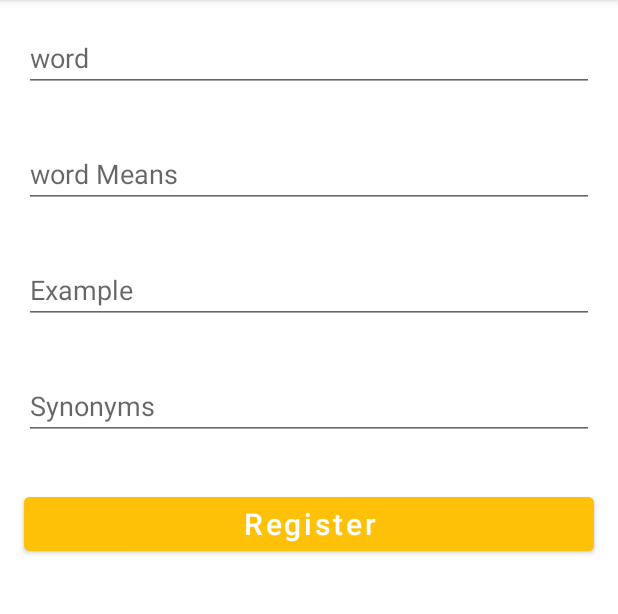
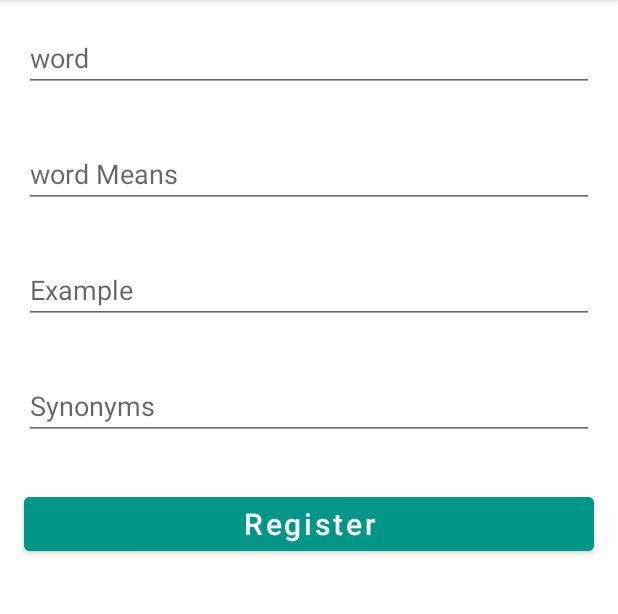
Before and after one commit to ElaheAmeri/Dictionary2, an Android app: the AddWordFragment screen opened through its navigation route, on a phone screen of 412 x 824 dp, the part 84-698 px from its top. Run offline under Robolectric (Android 15) with nearby library versions, the phone set to English and light mode, and no system bars; our stand-ins replace Room's generated code.

Commit message:
add delete button

```diff
--- a/app/src/main/java/com/example/dictionary2/dataBase/DictionaryDao.kt
+++ b/app/src/main/java/com/example/dictionary2/dataBase/DictionaryDao.kt
@@ -27,6 +27,6 @@ interface DictionaryDao {
 
 
 
-    @Query("SELECT * FROM Word ")
-    fun getAllWord():List<Word>
+    @Query("SELECT ENGWord FROM Word ")
+    fun getAllWord():List<String>
 }
--- a/app/src/main/java/com/example/dictionary2/dataBase/DictionaryRepository.kt
+++ b/app/src/main/java/com/example/dictionary2/dataBase/DictionaryRepository.kt
@@ -29,7 +29,7 @@ object DictionaryRepository {
     fun updateTable(word: Word){
         dao.update(word)
     }
-    fun getAllWord():List<Word>{
+    fun getAllWord():List<String>{
         return dao.getAllWord()
     }
     fun insert(word: Word){
--- a/app/src/main/java/com/example/dictionary2/ui/AddWordFragment.kt
+++ b/app/src/main/java/com/example/dictionary2/ui/AddWordFragment.kt
@@ -46,8 +46,9 @@ class AddWordFragment : Fragment() {
 
 
     }
-    fun addWord(word: Word){
+    fun addWord(word: Word) {
         viewModel.addWord(word)
+
     }
 
 
--- a/app/src/main/java/com/example/dictionary2/ui/DetailsFragment.kt
+++ b/app/src/main/java/com/example/dictionary2/ui/DetailsFragment.kt
@@ -6,6 +6,7 @@ import androidx.fragment.app.Fragment
 import android.view.LayoutInflater
 import android.view.View
 import android.view.ViewGroup
+import android.widget.Toast
 import androidx.fragment.app.viewModels
 import androidx.navigation.fragment.findNavController
 import com.example.dictionary2.R
@@ -42,12 +43,15 @@ class DetailsFragment : Fragment() {
         binding.tvWordExampleShow.setText("word example : ${wordSearched?.example}")
         binding.tvWordSinonynShow.setText("word Sinonyn : ${wordSearched?.synonyms}")
         binding.btnLink.setOnClickListener(){
-            binding.webView.loadUrl(vmodel.buildWebSite(wordSearched))}
+                binding.webView.loadUrl(vmodel.buildWebSite(wordSearched))}
         binding.btnDelete.setOnClickListener(){
             if (wordSearched != null) {
                 vmodel.deleteWord(wordSearched)
                 findNavController().navigate(R.id.action_detailsFragment_to_homeFragment)
             }
+            else{
+                Toast.makeText(activity,"Enter the desired word", Toast.LENGTH_LONG).show()
+            }
         }
     }
 
--- a/app/src/main/java/com/example/dictionary2/ui/HomeFragment.kt
+++ b/app/src/main/java/com/example/dictionary2/ui/HomeFragment.kt
@@ -1,5 +1,6 @@
 package com.example.dictionary2.ui
 
+import android.annotation.SuppressLint
 import android.os.Bundle
 import android.text.Layout
 import androidx.fragment.app.Fragment
@@ -12,6 +13,8 @@ import androidx.core.os.bundleOf
 import androidx.fragment.app.viewModels
 import androidx.navigation.fragment.findNavController
 import com.example.dictionary2.R
+import com.example.dictionary2.adapter.DictionaryAdapter
+import com.example.dictionary2.dataBase.Word
 import com.example.dictionary2.databinding.FragmentHomeBinding
 import com.example.dictionary2.viewModel.DictionaryViewModel
 
@@ -39,8 +42,10 @@ class HomeFragment : Fragment() {
 
     }
 
+
     override fun onViewCreated(view: View, savedInstanceState: Bundle?) {
         super.onViewCreated(view, savedInstanceState)
+        initRecycleViewList()
 
 
 //      go to add Fragment when btnAdd Clicked
@@ -60,8 +65,20 @@ class HomeFragment : Fragment() {
                 Toast.makeText(activity,"There is no searched word in the database",Toast.LENGTH_LONG)
                     .show()
         }
-        }
+}
+
+}
+    @SuppressLint("NotifyDataSetChanged")
+    fun initRecycleViewList(){
+        val adapter=DictionaryAdapter(listOf())
+        binding.rvHomePage.adapter=adapter
+        adapter.dataSet=vmodel.getall()
+        adapter.notifyDataSetChanged()
+        adapter.notifyItemInserted(0)
 
     }
 
-}
+
+
+
+    }
--- a/app/src/main/res/layout/fragment_add_word.xml
+++ b/app/src/main/res/layout/fragment_add_word.xml
@@ -42,7 +42,7 @@
         android:layout_width="match_parent"
         android:layout_height="wrap_content"
         android:layout_margin="16dp"
-        android:backgroundTint="@color/yello"
+        android:backgroundTint="@color/green"
         android:textAllCaps="false"
         android:textSize="20dp"
         android:text="Register" />
--- a/app/src/main/res/values/colors.xml
+++ b/app/src/main/res/values/colors.xml
@@ -1,7 +1,7 @@
 <?xml version="1.0" encoding="utf-8"?>
 <resources>
     <color name="purple_200">#FFBB86FC</color>
-    <color name="yello">#FFC107</color>
+    <color name="yello">#63FFC107</color>
     <color name="green">#009688</color>
     <color name="purple_500">#FF6200EE</color>
     <color name="purple_700">#FF3700B3</color>
```
Also changed, not shown: app/src/main/java/com/example/dictionary2/adapter/DictionaryAdapter.kt (added, +30 -0 lines), app/src/main/java/com/example/dictionary2/dataBase/AppDataBase.kt (+3 -5 lines), app/src/main/java/com/example/dictionary2/viewModel/DictionaryViewModel.kt (+18 -12 lines), app/src/main/res/layout/fragment_home.xml (+10 -0 lines), app/src/main/res/layout/item_show_word.xml (added, +14 -0 lines).
